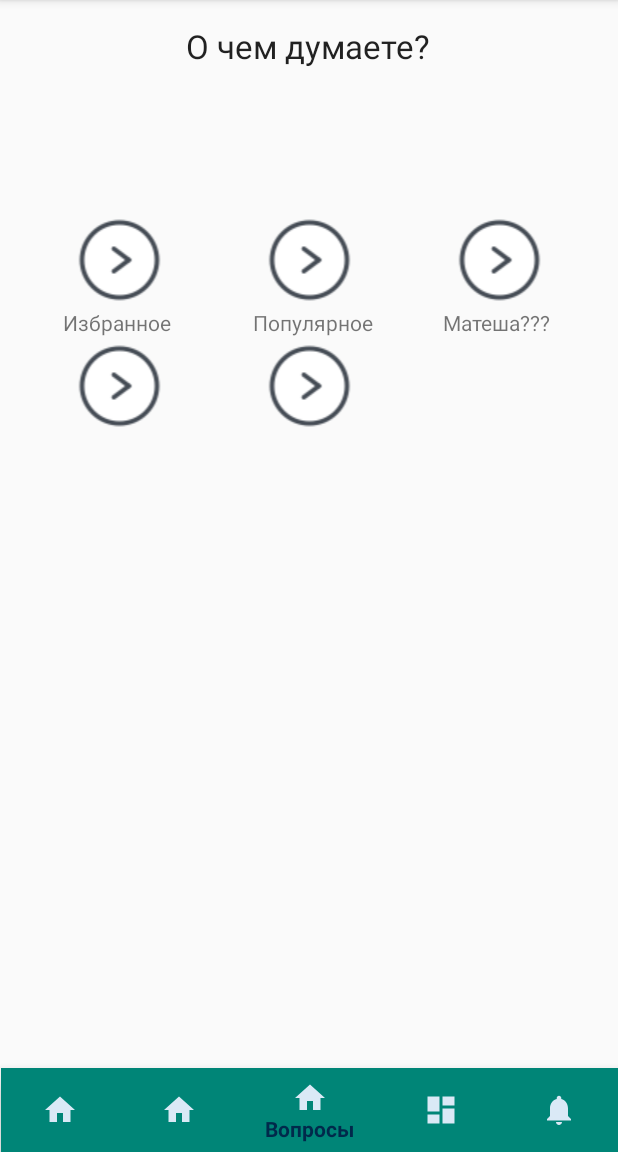
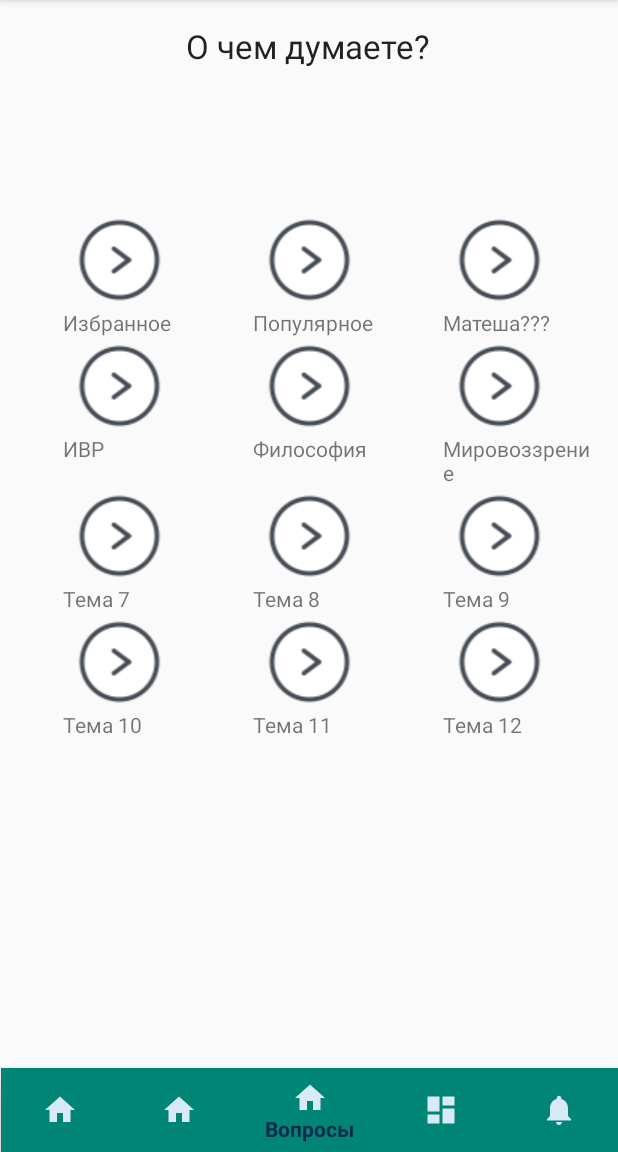
Before and after one commit to Deomap/Flintro, an Android app: the QuestionsActivity screen opened directly, with no data from a screen before it, on a phone screen of 412 x 824 dp, the part 84-1236 px from its top. Run offline under Robolectric (Android 15) with nearby library versions, the phone set to English and light mode, and no system bars; our stand-ins replace Firebase (no records; nobody signed in at launch, a user with empty details on screens opened directly); libraries missing offline, so code that uses them is left out: io.opencensus.tags.

Commit message:
QA, FLA: interests grid
Signed-off-by: Deomap <deomapps@gmail.com>

```diff
--- a/app/src/main/java/com/deomap/flintro/adapter/ImageTextAdapter.java
+++ b/app/src/main/java/com/deomap/flintro/adapter/ImageTextAdapter.java
@@ -72,5 +72,5 @@ public class ImageTextAdapter extends BaseAdapter {
         }
 
         // references to our images
-        public Integer[] mThumbIds = { R.drawable.wowrcon, R.drawable.wowrcon,R.drawable.wowrcon,R.drawable.wowrcon,R.drawable.wowrcon};
+        public Integer[] mThumbIds = { R.drawable.wowrcon, R.drawable.wowrcon,R.drawable.wowrcon,R.drawable.wowrcon,R.drawable.wowrcon, R.drawable.wowrcon, R.drawable.wowrcon, R.drawable.wowrcon, R.drawable.wowrcon, R.drawable.wowrcon, R.drawable.wowrcon, R.drawable.wowrcon};
     }
--- a/app/src/main/java/com/deomap/flintro/adapter/TopicsPositionMatch.java
+++ b/app/src/main/java/com/deomap/flintro/adapter/TopicsPositionMatch.java
@@ -2,7 +2,7 @@ package com.deomap.flintro.adapter;
 
 public class TopicsPositionMatch {
 
-    final String[] topicsRus = new String[]{"Избранное","Популярное","Матеша???","","",""};
+    final String[] topicsRus = new String[]{"Избранное","Популярное","Матеша???","ИВР","Философия","Мировоззрение","Тема 7","Тема 8","Тема 9","Тема 10", "Тема 11","Тема 12"};
     final String[] topicsEng = new String[]{"FavoriteQuestions","Popular", "Math","","",""};
 
     public TopicsPositionMatch(){
```
Also changed, not shown: app/src/main/java/com/deomap/flintro/QuestionsActivity/QuestionsPresenter.java (+6 -4 lines).
